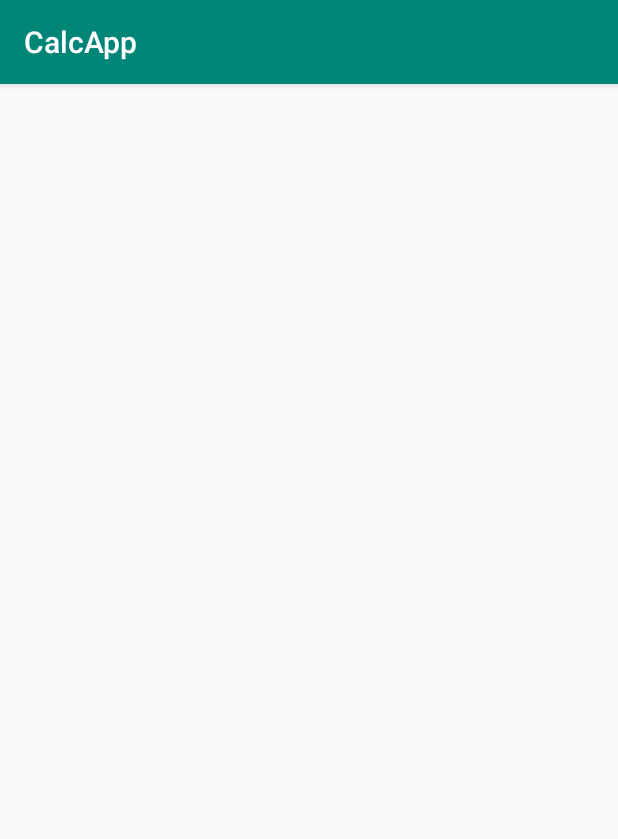
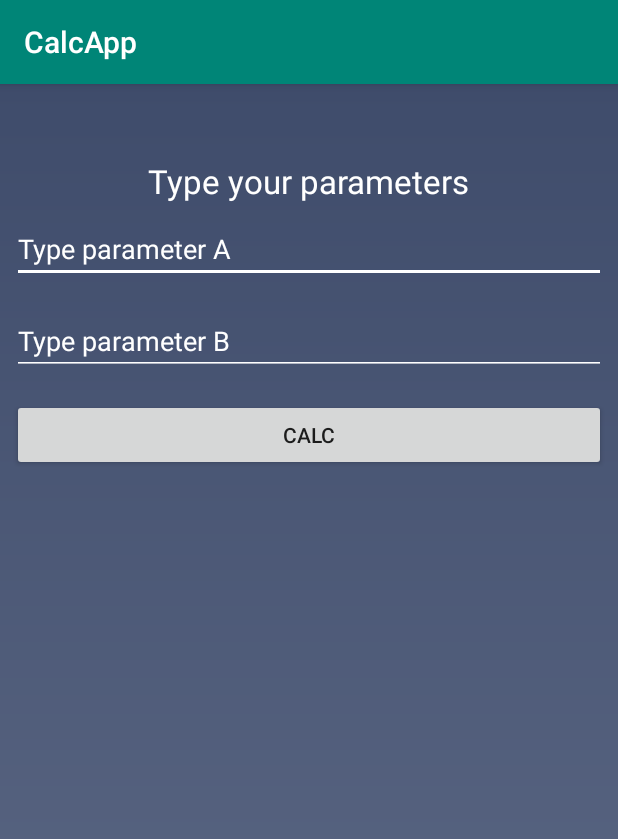
Before and after one commit to xarekx/CalcApplication, an Android app: the LinearActivity screen opened directly, with no data from a screen before it, on a phone screen of 412 x 824 dp. Shown: the top 839 px of the screen. Run offline under Robolectric (Android 15) with nearby library versions, the phone set to English and light mode, and no system bars.

Commit message:
Done Linear function (Create CalcLinearFunction class, display infos about result )

```diff
--- a/app/src/main/java/com/example/calcapplication/FunctionActivity.java
+++ b/app/src/main/java/com/example/calcapplication/FunctionActivity.java
@@ -42,7 +42,6 @@ public class FunctionActivity extends AppCompatActivity {
                 Log.d(TAG, "onClick() called with: v = [" + v + "]");
             }
         });
-
     }
 
 }
--- /dev/null
+++ b/app/src/main/java/com/example/calcapplication/LinearFunction/CalcLinearFunction.java
@@ -0,0 +1,22 @@
+package com.example.calcapplication.LinearFunction;
+
+public class CalcLinearFunction {
+
+    private float paramA;
+    private float paramB;
+
+    public CalcLinearFunction(float paramA, float paramB) {
+        this.paramA = paramA;
+        this.paramB = paramB;
+    }
+
+    public float getZeroPlace() {
+
+        float resultParam ;
+        resultParam = (-paramB/paramA);
+
+        return resultParam;
+    }
+
+
+}
--- a/app/src/main/java/com/example/calcapplication/LinearFunction/LinearActivity.java
+++ b/app/src/main/java/com/example/calcapplication/LinearFunction/LinearActivity.java
@@ -2,15 +2,75 @@ package com.example.calcapplication.LinearFunction;
 
 import androidx.appcompat.app.AppCompatActivity;
 
+import android.graphics.Color;
 import android.os.Bundle;
+import android.view.View;
+import android.widget.Button;
+import android.widget.EditText;
+import android.widget.TextView;
+import android.widget.Toast;
 
 import com.example.calcapplication.R;
 
 public class LinearActivity extends AppCompatActivity {
 
+    private final String TAG = "LinearActivity";
+
+    private EditText paramA;
+    private EditText paramB;
+    private TextView paramResult;
+    private TextView functionInfo;
+    private Button calcButton;
+    CalcLinearFunction calcLinearFunction;
+
     @Override
     protected void onCreate(Bundle savedInstanceState) {
         super.onCreate(savedInstanceState);
         setContentView(R.layout.activity_linear);
+
+        paramA = findViewById(R.id.param_linear_a);
+        paramB = findViewById(R.id.param_linear_b);
+        paramResult = findViewById(R.id.param_result);
+        calcButton = findViewById(R.id.button_linear_calc);
+        functionInfo = findViewById(R.id.function_info);
+
+
+        calcButton.setOnClickListener(new View.OnClickListener() {
+            @Override
+            public void onClick(View v) {
+                String mParamA = paramA.getText().toString();
+                String mParamB = paramB.getText().toString();
+
+
+                if(paramA.getText().toString().equals("") || paramB.getText().toString().equals("") ) {
+                    Toast.makeText(LinearActivity.this, "param A or B is empty", Toast.LENGTH_SHORT).show();
+                } else {
+                    calcLinearFunction = new CalcLinearFunction(Float.parseFloat(mParamA),Float.parseFloat(mParamB));
+                    float result = calcLinearFunction.getZeroPlace();
+                    if(Float.isInfinite(result)) {
+                        paramResult.setText(R.string.lack_zero_place);
+                    } else if(Float.isNaN(result)) {
+                        paramResult.setText(R.string.function_constant);
+                    } else {
+                        paramResult.setText(String.format("%s%s", getString(R.string.zero_place), result));
+                    }
+
+                    if(Float.parseFloat(mParamA)>0) {
+                        functionInfo.setText(R.string.function_increasing);
+                    } else if (Float.parseFloat(mParamA)<0) {
+                        functionInfo.setText(R.string.function_decreasing);
+                    } else  {
+                        functionInfo.setText(R.string.function_const);
+                    }
+
+                }
+
+
+            }
+        });
+
+
+
+
     }
 }
--- a/app/src/main/res/layout/activity_linear.xml
+++ b/app/src/main/res/layout/activity_linear.xml
@@ -1,8 +1,82 @@
 <?xml version="1.0" encoding="utf-8"?>
-<androidx.constraintlayout.widget.ConstraintLayout xmlns:android="http://schemas.android.com/apk/res/android"
+<RelativeLayout xmlns:android="http://schemas.android.com/apk/res/android"
     xmlns:tools="http://schemas.android.com/tools"
     android:layout_width="match_parent"
     android:layout_height="match_parent"
-    tools:context=".LinearFunction.LinearActivity">
+    tools:context=".LinearFunction.LinearActivity"
+    android:background="@drawable/gradient">
 
-</androidx.constraintlayout.widget.ConstraintLayout>
+   <TextView
+       android:id="@+id/param_tv"
+       android:layout_width="wrap_content"
+       android:layout_height="wrap_content"
+       android:textColor="@color/white"
+       android:textSize="22sp"
+       android:text="@string/type_your_parameters"
+       android:layout_centerHorizontal="true"
+       android:layout_marginTop="50dp"/>
+
+    <EditText
+        android:id="@+id/param_linear_a"
+        android:layout_width="match_parent"
+        android:layout_height="wrap_content"
+        android:hint="@string/type_parameter_a"
+        android:textColor="@color/white"
+        android:inputType="numberDecimal|numberSigned"
+        android:textSize="18sp"
+        android:textColorHint="@color/white"
+        android:textColorHighlight="@color/white"
+        android:layout_margin="8dp"
+        android:backgroundTint="@color/white"
+        android:layout_below="@+id/param_tv"/>
+
+    <EditText
+        android:id="@+id/param_linear_b"
+        android:layout_width="match_parent"
+        android:layout_height="wrap_content"
+        android:textSize="18sp"
+        android:inputType="numberDecimal|numberSigned"
+        android:hint="@string/type_parameter_b"
+        android:textColorHint="@color/white"
+        android:textColor="@color/white"
+        android:backgroundTint="@color/white"
+        android:textColorHighlight="@color/white"
+        android:layout_margin="8dp"
+        android:layout_below="@+id/param_linear_a"/>
+
+    <Button
+        android:id="@+id/button_linear_calc"
+        android:layout_width="match_parent"
+        android:layout_height="wrap_content"
+        android:text="@string/calc"
+        android:layout_margin="8dp"
+        android:layout_below="@+id/param_linear_b"/>
+
+
+    <TextView
+        android:id="@+id/param_result"
+        android:layout_width="wrap_content"
+        android:layout_height="wrap_content"
+        android:textColor="@color/white"
+        android:textSize="24sp"
+        android:layout_below="@id/button_linear_calc"
+        android:layout_marginEnd="40dp"
+        android:layout_alignParentEnd="true"
+        android:layout_marginTop="20dp"/>
+
+    <TextView
+        android:id="@+id/function_info"
+        android:layout_width="wrap_content"
+        android:layout_height="wrap_content"
+        android:layout_below="@+id/param_result"
+        android:layout_marginStart="8dp"
+        android:layout_marginTop="20dp"
+        android:textColor="@color/white"
+        android:textSize="20sp"/>
+
+
+
+
+
+
+</RelativeLayout>
--- a/app/src/main/res/values/strings.xml
+++ b/app/src/main/res/values/strings.xml
@@ -10,4 +10,14 @@
     <string name="linear">y=ax+b</string>
     <string name="linear_tv">Linear</string>
     <string name="quadratic_tv">Quadratic</string>
+    <string name="lack_zero_place">Lack zero place</string>
+    <string name="function_constant">Function is constant 0</string>
+    <string name="zero_place">X0 =</string>
+    <string name="function_increasing">Function is increasing</string>
+    <string name="function_decreasing">Function is decreasing</string>
+    <string name="function_const">Function is constant</string>
+    <string name="type_your_parameters">Type your parameters</string>
+    <string name="type_parameter_a">Type parameter A</string>
+    <string name="type_parameter_b">Type parameter B</string>
+    <string name="calc">Calc</string>
 </resources>
```
